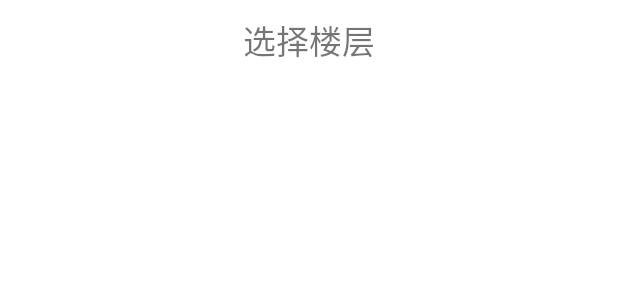
After one commit to H6yV7Um/ShoppingMallNavigation, an Android app: the layout group_popup_window_layout.xml on its own in the app's theme, with its tools: preview values and no code run, on a phone screen of 412 x 824 dp. The commit adds this screen. Shown: the top 300 px of the screen. Run offline under Robolectric (Android 15) with nearby library versions, the phone set to English and light mode, and no system bars.

Commit message:
[UPDATE]更新：完成路径导航部分（2）

```diff
--- a/app/src/main/java/com/example/xu/shoppingmallnavigation/base/BaseMapActivity.java
+++ b/app/src/main/java/com/example/xu/shoppingmallnavigation/base/BaseMapActivity.java
@@ -121,7 +121,6 @@ public abstract class BaseMapActivity extends AppCompatActivity implements OnFMM
     protected void onCreate(@Nullable Bundle savedInstanceState) {
         super.onCreate(savedInstanceState);
         super.setContentView(getLayoutId());
-        initViews();
         requestPermission();
     }
 
@@ -489,8 +488,6 @@ public abstract class BaseMapActivity extends AppCompatActivity implements OnFMM
 
     public abstract int getMapViewId();
 
-    public abstract void initViews();
-
     public abstract void showProgress();
 
     public abstract void hideProgress();
--- /dev/null
+++ b/app/src/main/res/layout/group_popup_window_layout.xml
@@ -0,0 +1,25 @@
+<?xml version="1.0" encoding="utf-8"?>
+<LinearLayout xmlns:android="http://schemas.android.com/apk/res/android"
+    android:id="@+id/group_popup_layout"
+    android:layout_width="match_parent"
+    android:layout_height="match_parent"
+    android:orientation="vertical"
+    android:background="#ffffff">
+
+    <TextView
+        android:layout_width="match_parent"
+        android:layout_height="wrap_content"
+        android:layout_marginTop="10dp"
+        android:gravity="center"
+        android:text="选择楼层"
+        android:textSize="22sp" />
+
+    <ListView
+        android:id="@+id/group_lv"
+        android:layout_width="match_parent"
+        android:layout_height="wrap_content"
+        android:layout_marginTop="15dp">
+
+    </ListView>
+
+</LinearLayout>
```
Also changed, not shown: app/src/main/java/com/example/xu/shoppingmallnavigation/ui/activity/MainActivity.java (+65 -3 lines), app/src/main/java/com/example/xu/shoppingmallnavigation/ui/activity/widget/GroupPopupWindow.java (added, +90 -0 lines), app/src/main/java/com/example/xu/shoppingmallnavigation/utils/ScreenUtils.java (added, +23 -0 lines), app/src/main/res/layout/activity_main.xml (+19 -12 lines), app/src/main/res/layout/group_lv_item.xml (added, +10 -0 lines).
